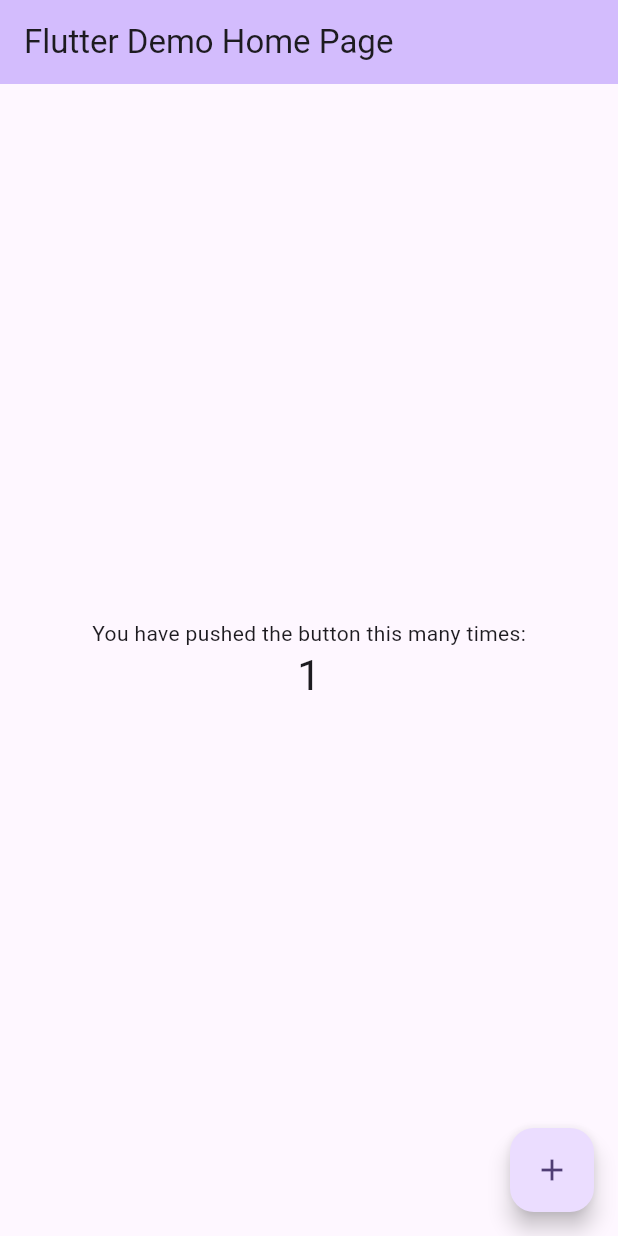
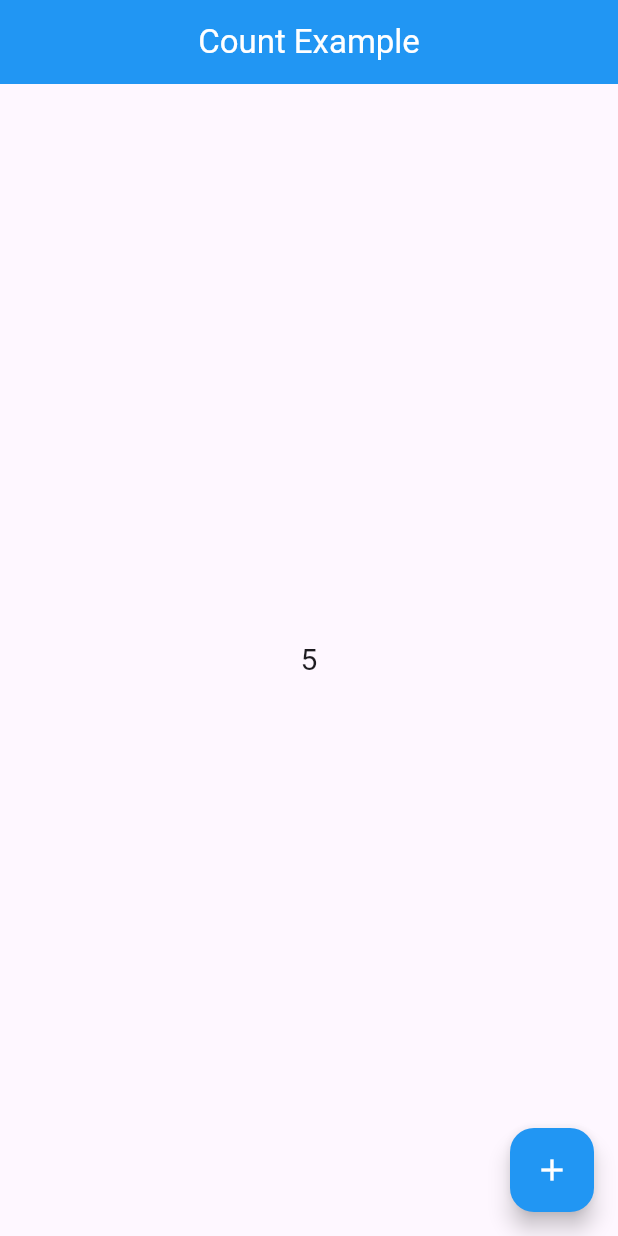
Before and after one commit to sarahpng/provider-lessons, a Flutter app: the screen it shows after launch, after a tap on the "add" icon, on a phone screen of 412 x 824 dp. Run offline on Flutter 3.47's test engine with Material 3 defaults, Android fonts, the phone set to English and light mode, and no system bars.

Commit message:
first lecture

```diff
--- /dev/null
+++ b/lib/first_lecture/provider/count_provider.dart
@@ -0,0 +1,12 @@
+import 'package:flutter/material.dart';
+
+class CountProvider extends ChangeNotifier {
+  int _count = 0;
+
+  int get count => _count;
+
+  void update() {
+    _count++;
+    notifyListeners();
+  }
+}
--- /dev/null
+++ b/lib/first_lecture/screens/count_Example.dart
@@ -0,0 +1,59 @@
+import 'dart:async';
+
+import 'package:flutter/material.dart';
+import 'package:provider/provider.dart';
+import 'package:provider_lessons/first_lecture/provider/count_provider.dart';
+
+class CountExample extends StatefulWidget {
+  const CountExample({super.key});
+
+  @override
+  State<CountExample> createState() => _CountExampleState();
+}
+
+class _CountExampleState extends State<CountExample> {
+  @override
+  void initState() {
+    final countProvider = Provider.of<CountProvider>(context, listen: false);
+    super.initState();
+    Timer.periodic(Duration(seconds: 2), (timer) {
+      countProvider.update();
+    });
+  }
+
+  @override
+  Widget build(BuildContext context) {
+    final countProvider = Provider.of<CountProvider>(context, listen: false);
+    return Scaffold(
+      appBar: AppBar(
+        backgroundColor: Colors.blue,
+        centerTitle: true,
+        title: const Text(
+          'Count Example',
+          style: TextStyle(
+            color: Colors.white,
+          ),
+        ),
+      ),
+      body: Center(
+        child: Consumer<CountProvider>(builder: (context, value, child) {
+          return Text(
+            value.count.toString(),
+            style: TextStyle(
+              fontSize: 20,
+            ),
+          );
+        }),
+      ),
+      floatingActionButton: FloatingActionButton(
+          onPressed: () {
+            countProvider.update();
+          },
+          backgroundColor: Colors.blue,
+          child: Icon(
+            Icons.add,
+            color: Colors.white,
+          )),
+    );
+  }
+}
--- a/lib/main.dart
+++ b/lib/main.dart
@@ -1,4 +1,7 @@
 import 'package:flutter/material.dart';
+import 'package:provider/provider.dart';
+import 'package:provider_lessons/first_lecture/provider/count_provider.dart';
+import 'package:provider_lessons/first_lecture/screens/count_Example.dart';
 
 void main() {
   runApp(const MyApp());
@@ -10,116 +13,16 @@
   // This widget is the root of your application.
   @override
   Widget build(BuildContext context) {
-    return MaterialApp(
-      title: 'Flutter Demo',
-      theme: ThemeData(
-        // This is the theme of your application.
-        //
-        // TRY THIS: Try running your application with "flutter run". You'll see
-        // the application has a purple toolbar. Then, without quitting the app,
-        // try changing the seedColor in the colorScheme below to Colors.green
-        // and then invoke "hot reload" (save your changes or press the "hot
-        // reload" button in a Flutter-supported IDE, or press "r" if you used
-        // the command line to start the app).
-        //
-        // Notice that the counter didn't reset back to zero; the application
-        // state is not lost during the reload. To reset the state, use hot
-        // restart instead.
-        //
-        // This works for code too, not just values: Most code changes can be
-        // tested with just a hot reload.
-        colorScheme: ColorScheme.fromSeed(seedColor: Colors.deepPurple),
-        useMaterial3: true,
+    return ChangeNotifierProvider(
+      create: (context) => CountProvider(),
+      child: MaterialApp(
+        title: 'Flutter Demo',
+        theme: ThemeData(
+          colorScheme: ColorScheme.fromSeed(seedColor: Colors.deepPurple),
+          useMaterial3: true,
+        ),
+        home: const CountExample(),
       ),
-      home: const MyHomePage(title: 'Flutter Demo Home Page'),
     );
   }
 }
-
-class MyHomePage extends StatefulWidget {
-  const MyHomePage({super.key, required this.title});
-
-  // This widget is the home page of your application. It is stateful, meaning
-  // that it has a State object (defined below) that contains fields that affect
-  // how it looks.
-
-  // This class is the configuration for the state. It holds the values (in this
-  // case the title) provided by the parent (in this case the App widget) and
-  // used by the build method of the State. Fields in a Widget subclass are
-  // always marked "final".
-
-  final String title;
-
-  @override
-  State<MyHomePage> createState() => _MyHomePageState();
-}
-
-class _MyHomePageState extends State<MyHomePage> {
-  int _counter = 0;
-
-  void _incrementCounter() {
-    setState(() {
-      // This call to setState tells the Flutter framework that something has
-      // changed in this State, which causes it to rerun the build method below
-      // so that the display can reflect the updated values. If we changed
-      // _counter without calling setState(), then the build method would not be
-      // called again, and so nothing would appear to happen.
-      _counter++;
-    });
-  }
-
-  @override
-  Widget build(BuildContext context) {
-    // This method is rerun every time setState is called, for instance as done
-    // by the _incrementCounter method above.
-    //
-    // The Flutter framework has been optimized to make rerunning build methods
-    // fast, so that you can just rebuild anything that needs updating rather
-    // than having to individually change instances of widgets.
-    return Scaffold(
-      appBar: AppBar(
-        // TRY THIS: Try changing the color here to a specific color (to
-        // Colors.amber, perhaps?) and trigger a hot reload to see the AppBar
-        // change color while the other colors stay the same.
-        backgroundColor: Theme.of(context).colorScheme.inversePrimary,
-        // Here we take the value from the MyHomePage object that was created by
-        // the App.build method, and use it to set our appbar title.
-        title: Text(widget.title),
-      ),
-      body: Center(
-        // Center is a layout widget. It takes a single child and positions it
-        // in the middle of the parent.
-        child: Column(
-          // Column is also a layout widget. It takes a list of children and
-          // arranges them vertically. By default, it sizes itself to fit its
-          // children horizontally, and tries to be as tall as its parent.
-          //
-          // Column has various properties to control how it sizes itself and
-          // how it positions its children. Here we use mainAxisAlignment to
-          // center the children vertically; the main axis here is the vertical
-          // axis because Columns are vertical (the cross axis would be
-          // horizontal).
-          //
-          // TRY THIS: Invoke "debug painting" (choose the "Toggle Debug Paint"
-          // action in the IDE, or press "p" in the console), to see the
-          // wireframe for each widget.
-          mainAxisAlignment: MainAxisAlignment.center,
-          children: <Widget>[
-            const Text(
-              'You have pushed the button this many times:',
-            ),
-            Text(
-              '$_counter',
-              style: Theme.of(context).textTheme.headlineMedium,
-            ),
-          ],
-        ),
-      ),
-      floatingActionButton: FloatingActionButton(
-        onPressed: _incrementCounter,
-        tooltip: 'Increment',
-        child: const Icon(Icons.add),
-      ), // This trailing comma makes auto-formatting nicer for build methods.
-    );
-  }
-}
--- a/pubspec.yaml
+++ b/pubspec.yaml
@@ -2,7 +2,7 @@ name: provider_lessons
 description: "A new Flutter project."
 # The following line prevents the package from being accidentally published to
 # pub.dev using `flutter pub publish`. This is preferred for private packages.
-publish_to: 'none' # Remove this line if you wish to publish to pub.dev
+publish_to: "none" # Remove this line if you wish to publish to pub.dev
 
 # The following defines the version and build number for your application.
 # A version number is three numbers separated by dots, like 1.2.43
@@ -34,6 +34,7 @@ dependencies:
   # The following adds the Cupertino Icons font to your application.
   # Use with the CupertinoIcons class for iOS style icons.
   cupertino_icons: ^1.0.8
+  provider: ^6.1.2
 
 dev_dependencies:
   flutter_test:
@@ -51,7 +52,6 @@ dev_dependencies:
 
 # The following section is specific to Flutter packages.
 flutter:
-
   # The following line ensures that the Material Icons font is
   # included with your application, so that you can use the icons in
   # the material Icons class.
```
Also changed, not shown: pubspec.lock.
